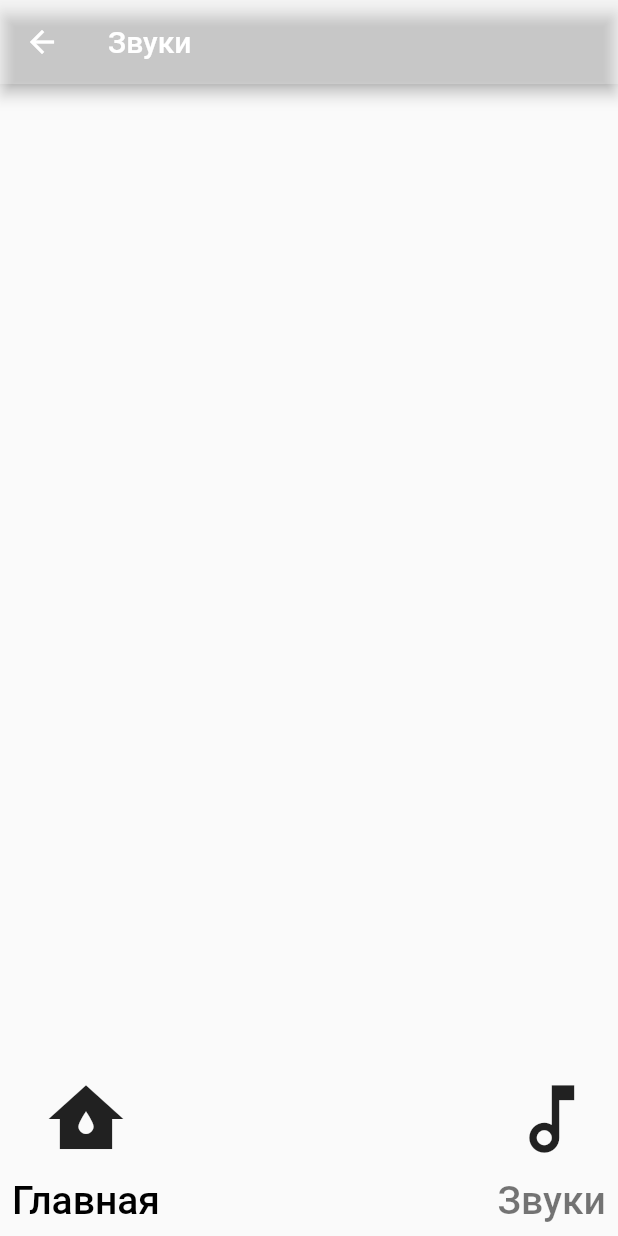
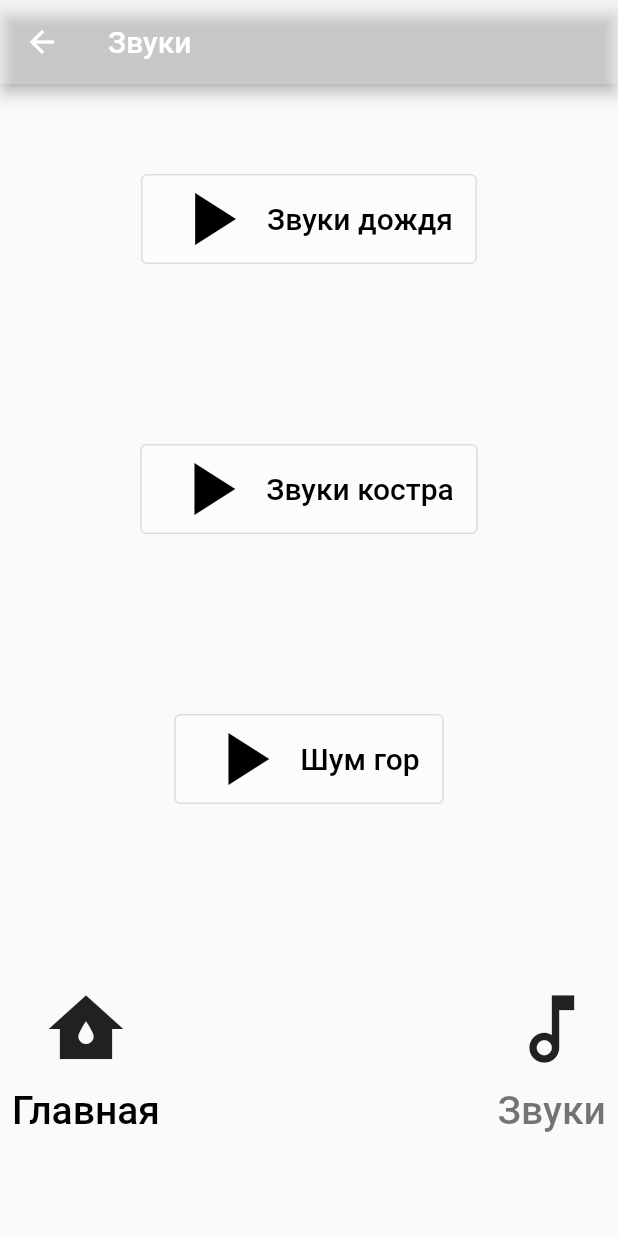
Before and after one commit to iteplenky/meditation, a Flutter app: the athome screen opened directly, on a phone screen of 412 x 824 dp. Run offline on Flutter 3.47's test engine with Material 2 defaults, Android fonts, the phone set to English and light mode, and no system bars; our stand-ins replace audioplayers.

Commit message:
Update home_dart.dart

```diff
--- a/lib/home_dart.dart
+++ b/lib/home_dart.dart
@@ -1,5 +1,6 @@
 import 'package:flutter/material.dart';
 import 'package:untitled2/pages/home.dart';
+import 'package:audioplayers/audioplayers.dart';
 
 class athome extends StatefulWidget {
   const athome({Key? key}) : super(key: key);
@@ -17,35 +18,104 @@ class _athomeState extends State<athome> {
         backgroundColor: Colors.white24,
       ),
       body: SafeArea(
-        child: Row(
+        child:
+        Column(
+          mainAxisAlignment: MainAxisAlignment.spaceAround,
+          children: [
+            Row(
+              mainAxisAlignment: MainAxisAlignment.center,
+              children: [
+                OutlinedButton.icon(label: Text('Звуки дождя',
+                  style: TextStyle(
+                    fontSize: 20,
+                    color: Colors.black,
+                  ),
+                ),
+                  onPressed: () {
+                    final play=AudioCache();
+                    play.play('locomotive_steam_train_whistle.mp3');
+
+                  },
+                  style: ButtonStyle(
+                    backgroundColor: MaterialStateProperty.all(Colors.white38),
+                  ),
+                  icon: Icon(Icons.play_arrow, size: 60, color: Colors.black,),
+                )
+              ],
+            ),
+            Row(
+              mainAxisAlignment: MainAxisAlignment.center,
+              children: [
+                OutlinedButton.icon(label: Text('Звуки костра',
+                  style: TextStyle(fontSize: 20, color: Colors.black,),
+                ),
+                  onPressed: () {
+                    final play=AudioCache();
+                    play.play('locomotive_steam_train_whistle.mp3');
+                  },
+                  style: ButtonStyle(
+                    backgroundColor: MaterialStateProperty.all(Colors.white38),
+                  ),
+                  icon: Icon(Icons.play_arrow, size: 60, color: Colors.black,),
+                )
+              ],
+            ),
+            Row(
+              mainAxisAlignment: MainAxisAlignment.center,
+              children: [
+                Column(
+                  children: [
+                    OutlinedButton.icon(label: Text('Шум гор',
+                      style: TextStyle(
+                        fontSize: 20,
+                        color: Colors.black,
+                      ),
+                    ),
+                        onPressed: () {
+                          final play=AudioCache();
+                          play.play('locomotive_steam_train_whistle.mp3');
+                        },
+                        style: ButtonStyle(
+                          backgroundColor: MaterialStateProperty.all(Colors.white38),
+                        ),
+                        icon: Icon(Icons.play_arrow, size: 60, color: Colors.black,))
+                  ],
+                ),
+              ],
+            ),
+            Row(
               mainAxisAlignment: MainAxisAlignment.spaceBetween,
               children: [
                 Column(
-
                   mainAxisAlignment: MainAxisAlignment.end,
                   children: [
                     Icon(Icons.water_damage, size: 60, ),
                     TextButton(onPressed: () {
                       Navigator.pushNamedAndRemoveUntil(context, '/', (route)=>false);
                     },
-                  child: Text('Главная', style: TextStyle(
+                      child: Text('Главная',
+                        style: TextStyle(
                           fontSize: 26,
                           color: Colors.black,
-                  ),),
-                )
+                        ),
+                      ),
+                    ),
                   ],
                 ),
                 Column(
                   mainAxisAlignment: MainAxisAlignment.end,
                   children: [
                     Icon(Icons.music_note_outlined, size: 60,),
-                TextButton(onPressed: () {
-                },
-                  child: Text('Звуки', style: TextStyle(
+                    TextButton(onPressed: () {},
+                      child: Text('Звуки',
+                        style: TextStyle(
                           fontSize: 26,
                           color: Colors.black54,
-                  ),),
+                        ),
+                      ),
                     )
+                  ],
+                ),
               ],
             ),
           ],
```
Lines whose indentation alone changed are shown as unchanged.
